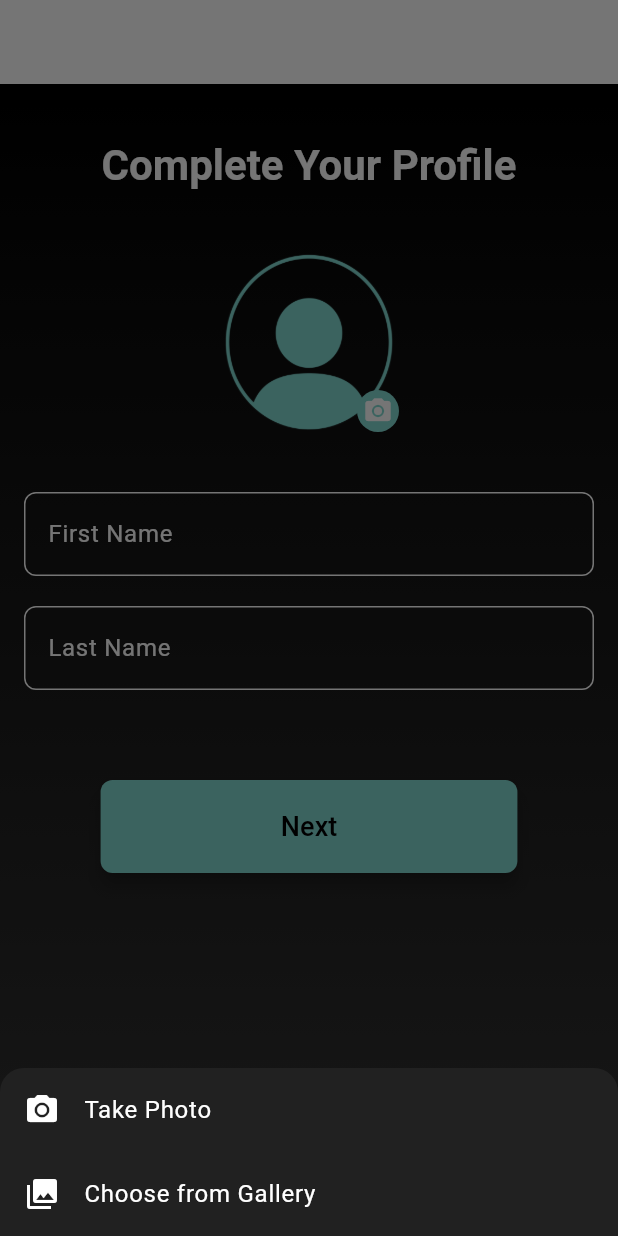
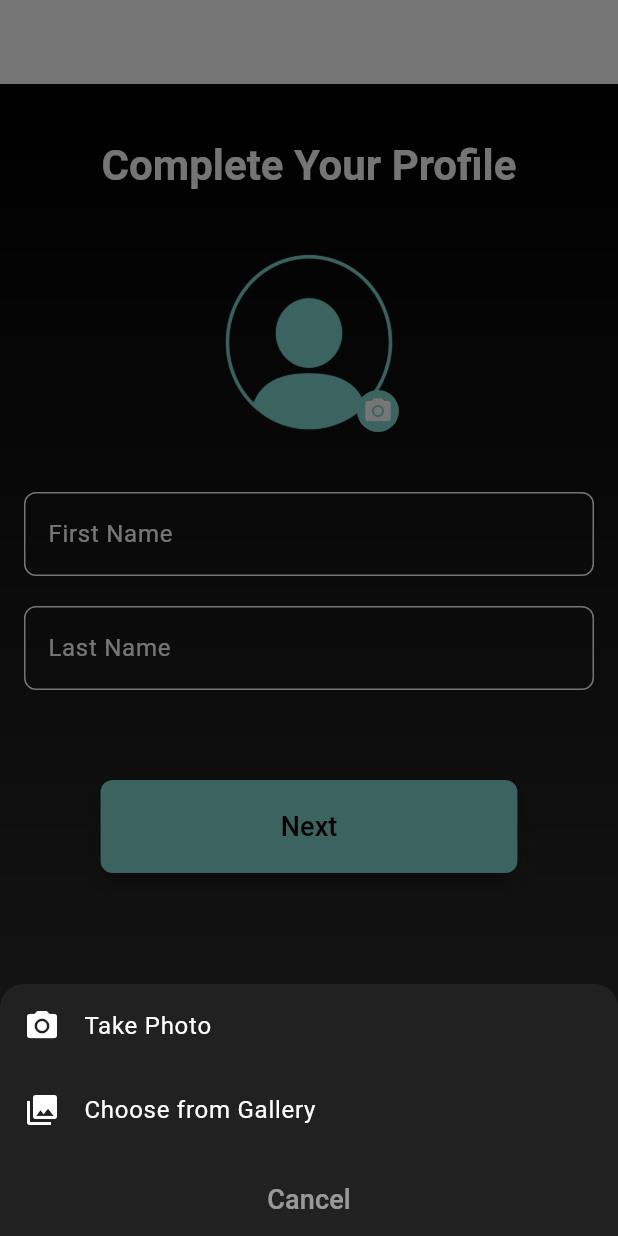
Before and after one commit to Sayed-Nahid/g_chat, a Flutter app: the ProfileSetScreen screen opened directly, after a tap on the "camera alt" icon, on a phone screen of 412 x 824 dp. Run offline on Flutter 3.47's test engine with Material 3 defaults, Android fonts, the light colour scheme and no system bars; our stand-ins replace image_cropper, image_picker.

Commit message:
Now user not able to upload any picture which is more then 10MB also added loader for showing loading effect in user profile picture section when user croping image or you can say under process

```diff
--- a/lib/pages/profile_set_screen.dart
+++ b/lib/pages/profile_set_screen.dart
@@ -11,10 +11,21 @@ class ProfileSetScreen extends StatefulWidget {
 }
 
 class _ProfileSetScreenState extends State<ProfileSetScreen> {
+  // Constants
+  static const _primaryColor = Color(0xFF81D8D0);
+  static const _gradientColors = [Color(0xFF000000), Color(0xFF343434)];
+  static const _textColor = Colors.white;
+  static const _placeholderIconSize = 60.0;
+  static const _profileImageSize = 120.0;
+  static const _cameraIconSize = 20.0;
+  static const _maxImageSize = 10 * 1024 * 1024; // 5MB in bytes
+
+  // State variables
   File? _imageFile;
   final ImagePicker _picker = ImagePicker();
   final TextEditingController _firstNameController = TextEditingController();
   final TextEditingController _lastNameController = TextEditingController();
+  bool _isProcessingImage = false;
 
   @override
   void dispose() {
@@ -25,6 +36,8 @@ class _ProfileSetScreenState extends State<ProfileSetScreen> {
 
   Future<File?> _cropImage(XFile pickedFile) async {
     try {
+      setState(() => _isProcessingImage = true);
+
       final croppedFile = await ImageCropper().cropImage(
         sourcePath: pickedFile.path,
         aspectRatio: const CropAspectRatio(ratioX: 1, ratioY: 1),
@@ -39,7 +52,7 @@ class _ProfileSetScreenState extends State<ProfileSetScreen> {
             showCropGrid: false,
             statusBarColor: Colors.black,
             backgroundColor: Colors.black,
-            activeControlsWidgetColor: const Color(0xFF81D8D0),
+            activeControlsWidgetColor: _primaryColor,
             dimmedLayerColor: Colors.black.withOpacity(0.8),
           ),
           IOSUiSettings(
@@ -52,19 +65,63 @@ class _ProfileSetScreenState extends State<ProfileSetScreen> {
         ],
         compressQuality: 85,
       );
+
       return croppedFile != null ? File(croppedFile.path) : null;
     } catch (e) {
+      if (mounted) {
         ScaffoldMessenger.of(context).showSnackBar(
           SnackBar(
             content: Text('Error cropping image: ${e.toString()}'),
             backgroundColor: Colors.red,
           ),
         );
+      }
       return null;
+    } finally {
+      if (mounted) {
+        setState(() => _isProcessingImage = false);
+      }
+    }
+  }
+
+  Future<void> _processImage(ImageSource source) async {
+    try {
+      final pickedFile = await _picker.pickImage(source: source);
+      if (pickedFile == null) return;
+
+      // Check file size
+      final fileSize = await pickedFile.length();
+      if (fileSize > _maxImageSize) {
+        if (mounted) {
+          ScaffoldMessenger.of(context).showSnackBar(
+            const SnackBar(
+              content: Text('Image size must be less than 5MB'),
+              backgroundColor: Colors.red,
+            ),
+          );
+        }
+        return;
+      }
+
+      final croppedFile = await _cropImage(pickedFile);
+      if (croppedFile != null && mounted) {
+        setState(() => _imageFile = croppedFile);
+      }
+    } catch (e) {
+      if (mounted) {
+        ScaffoldMessenger.of(context).showSnackBar(
+          SnackBar(
+            content: Text('Error selecting image: ${e.toString()}'),
+            backgroundColor: Colors.red,
+          ),
+        );
+      }
     }
   }
 
   Future<void> _pickImage() async {
+    if (_isProcessingImage) return;
+
     showModalBottomSheet(
       context: context,
       backgroundColor: Colors.grey[900],
@@ -72,39 +129,148 @@ class _ProfileSetScreenState extends State<ProfileSetScreen> {
         borderRadius: BorderRadius.vertical(top: Radius.circular(16)),
       ),
       builder: (_) {
-        return Wrap(
+        return SafeArea(
+          child: Column(
+            mainAxisSize: MainAxisSize.min,
             children: [
               ListTile(
                 leading: const Icon(Icons.camera_alt, color: Colors.white),
                 title: const Text('Take Photo', style: TextStyle(color: Colors.white)),
-              onTap: () async {
+                onTap: () {
                   Navigator.pop(context);
-                final pickedFile = await _picker.pickImage(source: ImageSource.camera);
-                if (pickedFile != null) {
-                  File? cropped = await _cropImage(pickedFile);
-                  if (cropped != null) {
-                    setState(() => _imageFile = cropped);
-                  }
-                }
+                  _processImage(ImageSource.camera);
                 },
               ),
               ListTile(
                 leading: const Icon(Icons.photo_library, color: Colors.white),
                 title: const Text('Choose from Gallery', style: TextStyle(color: Colors.white)),
-              onTap: () async {
+                onTap: () {
                   Navigator.pop(context);
-                final pickedFile = await _picker.pickImage(source: ImageSource.gallery);
-                if (pickedFile != null) {
-                  File? cropped = await _cropImage(pickedFile);
-                  if (cropped != null) {
-                    setState(() => _imageFile = cropped);
-                  }
-                }
+                  _processImage(ImageSource.gallery);
                 },
               ),
+              const SizedBox(height: 8),
+              TextButton(
+                child: const Text('Cancel', style: TextStyle(color: Colors.white54)),
+                onPressed: () => Navigator.pop(context),
+              ),
             ],
+          ),
         );
       },
+    );
+  }
+
+  void _validateAndSubmit() {
+    if (_firstNameController.text.isEmpty) {
+      ScaffoldMessenger.of(context).showSnackBar(
+        const SnackBar(
+          content: Text('Please enter your first name'),
+          backgroundColor: Colors.red,
+        ),
+      );
+      return;
+    }
+
+    if (_lastNameController.text.isEmpty) {
+      ScaffoldMessenger.of(context).showSnackBar(
+        const SnackBar(
+          content: Text('Please enter your last name'),
+          backgroundColor: Colors.red,
+        ),
+      );
+      return;
+    }
+
+    if (_imageFile == null) {
+      ScaffoldMessenger.of(context).showSnackBar(
+        const SnackBar(
+          content: Text('Please select a profile picture'),
+          backgroundColor: Colors.red,
+        ),
+      );
+      return;
+    }
+
+    // TODO: Implement profile submission logic
+    // Navigator.push(...);
+  }
+
+  Widget _buildProfileImage() {
+    return GestureDetector(
+      onTap: _isProcessingImage ? null : _pickImage,
+      child: Stack(
+        alignment: Alignment.center,
+        children: [
+          if (_isProcessingImage)
+            const CircularProgressIndicator(color: _primaryColor),
+
+          if (!_isProcessingImage && _imageFile == null)
+            Image.asset(
+              'assets/images/profile_placeholder.png',
+              width: _profileImageSize,
+              height: _profileImageSize,
+              errorBuilder: (_, __, ___) => Icon(
+                Icons.person,
+                size: _placeholderIconSize,
+                color: Colors.white54,
+              ),
+            ),
+
+          if (!_isProcessingImage && _imageFile != null)
+            Container(
+              width: _profileImageSize,
+              height: _profileImageSize,
+              decoration: BoxDecoration(
+                shape: BoxShape.circle,
+                border: Border.all(color: _textColor, width: 2),
+                image: DecorationImage(
+                  image: FileImage(_imageFile!),
+                  fit: BoxFit.cover,
+                ),
+              ),
+            ),
+
+          if (!_isProcessingImage)
+            Positioned(
+              bottom: 0,
+              right: _imageFile == null ? 0 : 10,
+              child: Container(
+                padding: const EdgeInsets.all(4),
+                decoration: const BoxDecoration(
+                  color: _primaryColor,
+                  shape: BoxShape.circle,
+                ),
+                child: const Icon(
+                  Icons.camera_alt,
+                  size: _cameraIconSize,
+                  color: Colors.white,
+                ),
+              ),
+            ),
+        ],
+      ),
+    );
+  }
+
+  Widget _buildNameInputField(TextEditingController controller, String label) {
+    return TextFormField(
+      controller: controller,
+      decoration: InputDecoration(
+        labelText: label,
+        hintText: 'Your $label',
+        labelStyle: const TextStyle(color: _textColor),
+        hintStyle: const TextStyle(color: Colors.white54),
+        enabledBorder: OutlineInputBorder(
+          borderSide: const BorderSide(color: _textColor),
+          borderRadius: BorderRadius.circular(8),
+        ),
+        focusedBorder: OutlineInputBorder(
+          borderSide: const BorderSide(color: _textColor),
+          borderRadius: BorderRadius.circular(8),
+        ),
+      ),
+      style: const TextStyle(color: _textColor),
     );
   }
 
@@ -123,7 +289,7 @@ class _ProfileSetScreenState extends State<ProfileSetScreen> {
       body: Container(
         decoration: const BoxDecoration(
           gradient: LinearGradient(
-            colors: [Color(0xFF000000), Color(0xFF343434)],
+            colors: _gradientColors,
             begin: Alignment.topCenter,
             end: Alignment.bottomCenter,
           ),
@@ -141,130 +307,30 @@ class _ProfileSetScreenState extends State<ProfileSetScreen> {
                   'Complete Your Profile',
                   style: Theme.of(context).textTheme.headlineMedium?.copyWith(
                     fontWeight: FontWeight.bold,
-                    color: Colors.white,
-                  ) ??
-                      const TextStyle(
+                    color: _textColor,
+                  ) ?? const TextStyle(
                     fontSize: 24,
                     fontWeight: FontWeight.bold,
-                        color: Colors.white,
+                    color: _textColor,
                   ),
                 ),
                 const SizedBox(height: 40),
 
-                // Profile Picture Widget
-                GestureDetector(
-                  onTap: _pickImage,
-                  child: Stack(
-                    alignment: Alignment.center,
-                    children: [
-                      // Show placeholder without border when no image is selected
-                      if (_imageFile == null)
-                        Image.asset(
-                          'assets/images/profile_placeholder.png',
-                          width: 120,
-                          height: 120,
-                          errorBuilder: (_, __, ___) => const Icon(
-                            Icons.person,
-                            size: 60,
-                            color: Colors.white54,
-                          ),
-                        ),
+                _buildProfileImage(),
+                const SizedBox(height: 40),
 
-                      // Show image with white border when selected
-                      if (_imageFile != null)
-                        Container(
-                          width: 120,
-                          height: 120,
-                          decoration: BoxDecoration(
-                            shape: BoxShape.circle,
-                            border: Border.all(
-                              color: Colors.white,
-                              width: 2,
-                            ),
-                            image: DecorationImage(
-                              image: FileImage(_imageFile!),
-                              fit: BoxFit.cover,
-                            ),
-                          ),
-                        ),
-
-                      // Camera icon overlay
-                      Positioned(
-                        bottom: 0,
-                        right: _imageFile == null ? 0 : 10, // Adjust position based on border
-                        child: Container(
-                          padding: const EdgeInsets.all(4),
-                          decoration: const BoxDecoration(
-                            color: Color(0xFF81D8D0),
-                            shape: BoxShape.circle,
-                          ),
-                          child: const Icon(
-                            Icons.camera_alt,
-                            size: 20,
-                            color: Colors.white,
-                          ),
-                        ),
-                      ),
-                    ],
-                  ),
-                ),
-
-                const SizedBox(height: 40),
-                TextFormField(
-                  controller: _firstNameController,
-                  decoration: InputDecoration(
-                    labelText: 'First Name',
-                    hintText: 'Your First Name',
-                    labelStyle: const TextStyle(color: Colors.white),
-                    hintStyle: const TextStyle(color: Colors.white54),
-                    enabledBorder: OutlineInputBorder(
-                      borderSide: const BorderSide(color: Colors.white),
-                      borderRadius: BorderRadius.circular(8),
-                    ),
-                    focusedBorder: OutlineInputBorder(
-                      borderSide: const BorderSide(color: Colors.white),
-                      borderRadius: BorderRadius.circular(8),
-                    ),
-                  ),
-                  style: const TextStyle(color: Colors.white),
-                ),
+                _buildNameInputField(_firstNameController, 'First Name'),
                 const SizedBox(height: 20),
 
-                TextFormField(
-                  controller: _lastNameController,
-                  decoration: InputDecoration(
-                    labelText: 'Last Name',
-                    hintText: 'Your Last Name',
-                    labelStyle: const TextStyle(color: Colors.white),
-                    hintStyle: const TextStyle(color: Colors.white54),
-                    enabledBorder: OutlineInputBorder(
-                      borderSide: const BorderSide(color: Colors.white),
-                      borderRadius: BorderRadius.circular(8),
-                    ),
-                    focusedBorder: OutlineInputBorder(
-                      borderSide: const BorderSide(color: Colors.white),
-                      borderRadius: BorderRadius.circular(8),
-                    ),
-                  ),
-                  style: const TextStyle(color: Colors.white),
-                ),
+                _buildNameInputField(_lastNameController, 'Last Name'),
                 const SizedBox(height: 60),
 
                 ElevatedButton(
-                  onPressed: () {
-                    if (_firstNameController.text.isEmpty) {
-                      ScaffoldMessenger.of(context).showSnackBar(
-                        const SnackBar(
-                          content: Text('Please enter your first name'),
-                          backgroundColor: Colors.red,
-                        ),
-                      );
-                    }
-                  },
+                  onPressed: _validateAndSubmit,
                   style: ElevatedButton.styleFrom(
                     padding: const EdgeInsets.symmetric(
                         horizontal: 120, vertical: 18),
-                    backgroundColor: const Color(0xFF81D8D0),
+                    backgroundColor: _primaryColor,
                     shape: RoundedRectangleBorder(
                       borderRadius: BorderRadius.circular(8),
                     ),
```
Also changed, not shown: lib/pages/dashboard_screen.dart (added). Lines whose indentation alone changed are shown as unchanged.
